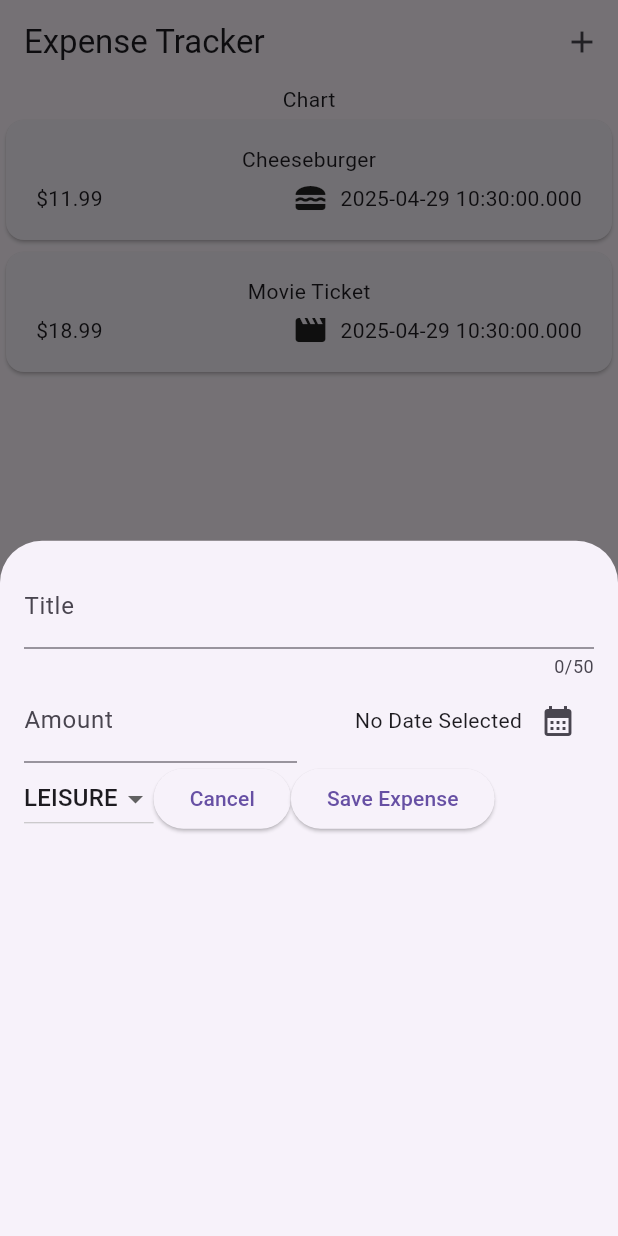
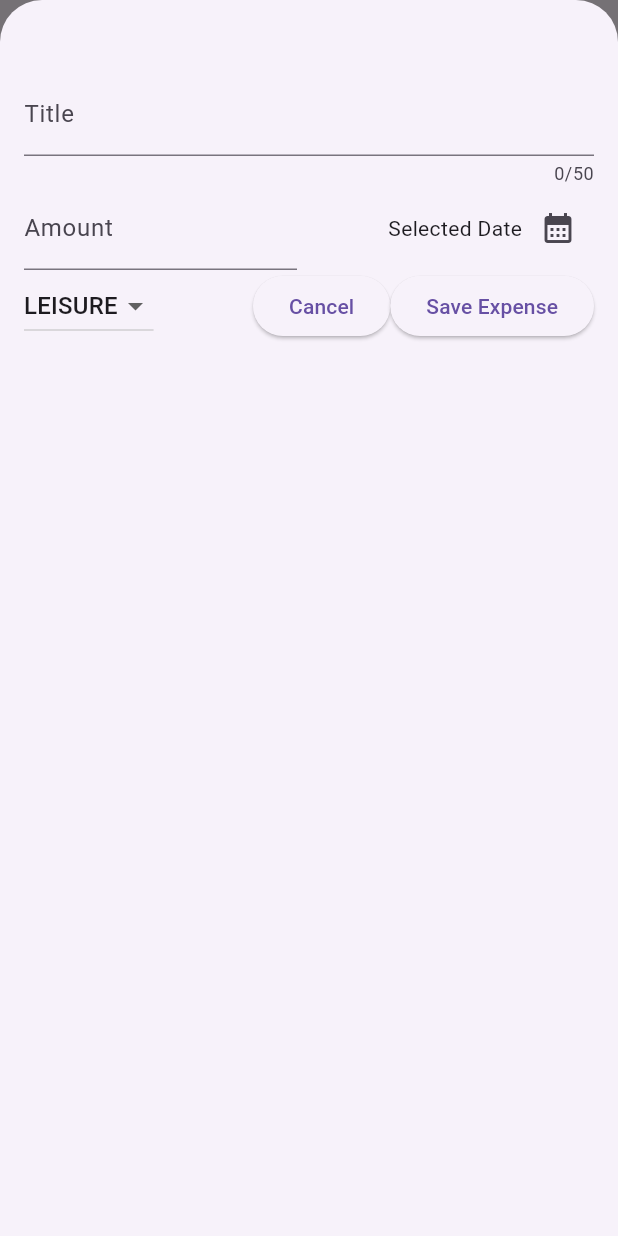
Before and after one commit to J00shs/expense_tracker, a Flutter app: the screen it shows after launch, after a tap on the "add" icon, on a phone screen of 412 x 824 dp. Run offline on Flutter 3.47's test engine with Material 3 defaults, Android fonts, the phone set to English and light mode, and no system bars.

Commit message:
Adds dismissable method, files

```diff
--- a/lib/models/expense.dart
+++ b/lib/models/expense.dart
@@ -1,33 +1,32 @@
 import 'package:flutter/material.dart';
 import 'package:uuid/uuid.dart';
 import 'package:intl/intl.dart';
+
 const uuid = Uuid();
-
-final formatter = DateFormat.yMd();
-
-enum Category {food, travel, leisure, work}
-
 const categoryIcons = {
   Category.food: Icons.lunch_dining,
   Category.travel: Icons.flight_takeoff,
   Category.leisure: Icons.movie,
   Category.work: Icons.work
 };
+final formatter = DateFormat.yMd();
 
-class Expense{
+enum Category { food, travel, leisure, work }
+
+class Expense {
   Expense({
     required this.title,
     required this.amount,
     required this.date,
     required this.category,
   }) : id = uuid.v4();
+
   final String id;
   final String title;
   final double amount;
   final DateTime date;
-  final Category category; // leisure Expense(category : 'leisure')
-
-  String get formattedDate{
+  final Category category;
+  String get formattedDate {
     return formatter.format(date);
   }
 }
--- a/lib/widgets/expenses.dart
+++ b/lib/widgets/expenses.dart
@@ -1,5 +1,6 @@
 import 'package:expense_tracker/widgets/expenses_list/expenses_list.dart';
 import 'package:expense_tracker/widgets/new_expenses.dart';
+
 import 'package:flutter/material.dart';
 
 import '../models/expense.dart';
@@ -16,9 +17,24 @@ class Expenses extends StatefulWidget {
 class _ExpensesState extends State<Expenses> {
   void _openAddExpenseOverlay() {
     showModalBottomSheet(
+      isScrollControlled: true,
       context: context,
-      builder: (ctx) => NewExpense(),
+      builder: (ctx) => NewExpense(
+        onAddExpense: _addExpense,
+      ),
     );
+  }
+
+  void _addExpense(Expense expense) {
+    setState(() {
+      _registeredExpenses.add(expense);
+    });
+  }
+
+  void _removeExpense(Expense expense) {
+    setState(() {
+      _registeredExpenses.remove(expense);
+    });
   }
 
   final List<Expense> _registeredExpenses = [
@@ -49,7 +65,10 @@ class _ExpensesState extends State<Expenses> {
         children: [
           Text("Chart"),
           Expanded(
-            child: ExpensesList(expenses: _registeredExpenses),
+            child: ExpensesList(
+              onRemoveExpense: _removeExpense,
+              expenses: _registeredExpenses,
+            ),
           ),
         ],
       ),
--- a/lib/widgets/expenses_list/expenses_list.dart
+++ b/lib/widgets/expenses_list/expenses_list.dart
@@ -1,21 +1,23 @@
 import 'package:expense_tracker/models/expense.dart';
-import 'package:expense_tracker/widgets/expense_item.dart';
+import 'package:expense_tracker/widgets/expenses_list/expense_item.dart';
 import 'package:flutter/material.dart';
 
-class ExpensesList extends StatelessWidget{
-  const ExpensesList({super.key, required this.expenses});
+class ExpensesList extends StatelessWidget {
+  const ExpensesList(
+      {super.key, required this.expenses, required this.onRemoveExpense});
+  final Function onRemoveExpense;
   final List<Expense> expenses;
-
   @override
   Widget build(BuildContext context) {
     return ListView.builder(
       itemCount: expenses.length,
-      itemBuilder: (ctx, index) => ExpenseItem(
-        expense: expenses[index],
-
-
+      itemBuilder: (ctx, index) => Dismissible(
+        key: ValueKey(expenses[index]),
+        onDismissed: (direction){
+          onRemoveExpense(expenses[index]);
+        },
+        child: ExpenseItem(expense: expenses[index]),
       ),
     );
   }
-
 }
--- a/lib/widgets/new_expenses.dart
+++ b/lib/widgets/new_expenses.dart
@@ -4,64 +4,105 @@ import 'package:intl/intl.dart';
 
 final formatter = DateFormat.yMd();
 
-class NewExpense extends StatefulWidget{
-const NewExpense({super.key});
-
+class NewExpense extends StatefulWidget {
+  const NewExpense({super.key, required this.onAddExpense});
+  final void Function(Expense expense) onAddExpense;
   @override
   State<NewExpense> createState() {
     return _NewExpenseState();
   }
 }
 
-class _NewExpenseState extends State<NewExpense>{
+class _NewExpenseState extends State<NewExpense> {
   final _titleController = TextEditingController();
   final _amountController = TextEditingController();
   DateTime? _selectedDate;
   Category _selectedCategory = Category.leisure;
-  void _presentDatePicker () async{
+
+  //Controller for amount
+  @override
+  void dispose() {
+    _titleController.dispose();
+    _amountController.dispose();
+    //Make sure to dispose of it
+    super.dispose();
+  }
+
+  void _submitExpenseData() {
+    final enteredAmount = double.tryParse(_amountController.text);
+    final amountIsInvalid = enteredAmount == null || enteredAmount <= 0;
+    if (_titleController.text.trim().isEmpty ||
+        amountIsInvalid ||
+        _selectedDate == null) {
+      showDialog(
+          context: context,
+          builder: (ctx) => AlertDialog(
+                title: const Text('Invalid Input!'),
+                content: const Text(
+                    'Please make sure valid title, amount, date were entered!'),
+                actions: [
+                  TextButton(
+                    onPressed: () {
+                      Navigator.pop(ctx);
+                    },
+                    child: const Text('Okay'),
+                  ),
+                ],
+              ));
+      return;
+    }
+    widget.onAddExpense(
+      Expense(
+          title: _titleController.text,
+          amount: enteredAmount,
+          date: _selectedDate!,
+          category: _selectedCategory),
+    );
+    Navigator.pop(context);
+  }
+
+  void _presentDatePicker() async {
     final now = DateTime.now();
-    final firstDate = DateTime(now.year -1, now.month, now.day);
+    final firstDate = DateTime(now.year - 1, now.month, now.day);
     final pickedDate = await showDatePicker(
         context: context,
         initialDate: now,
         firstDate: firstDate,
         lastDate: now);
-      setState((){
+    setState(() {
       _selectedDate = pickedDate;
     });
   }
 
-
-  @override
-  void dispose() {
-    _titleController.dispose();
-    _amountController.dispose();
-    super.dispose();
-  }
-
   @override
   Widget build(BuildContext context) {
-    return  Padding(
-      padding: const EdgeInsets.all(16),
+    return Padding(
+      padding: const EdgeInsets.fromLTRB(16, 48, 16, 16),
       child: Column(
         children: [
-          TextField(
+          Row(
+            children: [
+              Expanded(
+                child: TextField(
                   controller: _titleController,
                   maxLength: 50,
-            keyboardType:TextInputType.name,
-            decoration: const InputDecoration(
+                  keyboardType: TextInputType.name,
+                  decoration: InputDecoration(
                     label: Text('Title'),
                   ),
                 ),
+              ),
+            ],
+          ),
           Row(
-            children:[
+            children: [
               Expanded(
                 child: TextField(
                   controller: _amountController,
-                  keyboardType:TextInputType.number,
+                  keyboardType: TextInputType.number,
                   decoration: const InputDecoration(
-                    prefixText: '\$ ',
-                    label: Text('Amount'),
+                    prefixText: '\$',
+                    label: Text("Amount"),
                   ),
                 ),
               ),
@@ -71,54 +112,55 @@ class _NewExpenseState extends State<NewExpense>{
                   mainAxisAlignment: MainAxisAlignment.end,
                   crossAxisAlignment: CrossAxisAlignment.center,
                   children: [
-                    Text(_selectedDate == null ? 'No Date Selected' : formatter.format(_selectedDate!)),
+                    Text(
+                      _selectedDate == null
+                          ? 'Selected Date'
+                          : formatter.format(_selectedDate!),
+                    ),
                     IconButton(
                         onPressed: _presentDatePicker,
-                      icon: const Icon(Icons.calendar_month)
+                        icon: const Icon(Icons.calendar_month)),
+                  ],
+                ),
               ),
             ],
           ),
-              ),
-            ]
-          ),
-
           Row(
-            children:[
+            children: [
               DropdownButton(
                 value: _selectedCategory,
-                items: Category.values.map(
+                items: Category.values
+                    .map(
                       (category) => DropdownMenuItem(
                         value: category,
-                    child: Text(category.name.toUpperCase(),),),
-                ).toList(),
-                onChanged: (value){
-                  // print(value);
-                  if( value == null)
-                  {
+                        child: Text(
+                          category.name.toString().toUpperCase(),
+                        ),
+                      ),
+                    )
+                    .toList(),
+                onChanged: (value) {
+                  if (value == null) {
                     return;
                   }
-                  setState((){
+                  setState(() {
                     _selectedCategory = value;
                   });
-                }
+                },
+              ),
+              Spacer(),
+              ElevatedButton(
+                onPressed: () {
+                  Navigator.pop(context);
+                },
+                child: const Text("Cancel"),
               ),
               ElevatedButton(
-                onPressed: (){
-                  Navigator.pop(context);
-                },
-                child:
-                const Text('Cancel'),
-              ),
-              ElevatedButton(
-                onPressed: (){
-                  print(_titleController.text);
-                  print(_amountController.text);
-                },
-                child:
-                const Text('Save Expense'),
+                onPressed: _submitExpenseData,
+                child: Text('Save Expense'),
               ),
             ],
-          )
+          ),
         ],
       ),
     );
```
Also changed, not shown: lib/widgets/new_amounts.dart (added, +19 -0 lines), lib/widgets/expenses_list/expense_item.dart (renamed from lib/widgets/expense_item.dart). Lines whose indentation alone changed are shown as unchanged.
